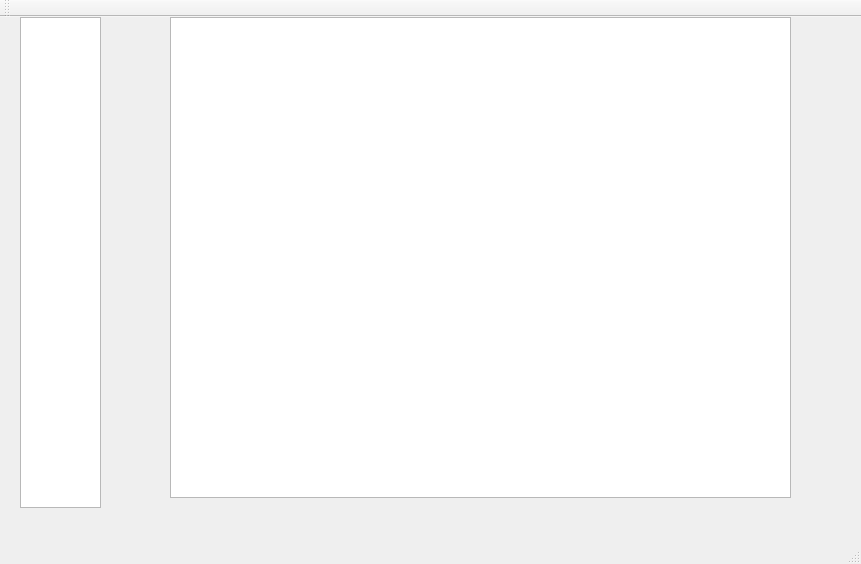
The window that mainwindow.ui (Unaimend/Notizprogramm) describes before a commit, drawn with Qt 5.
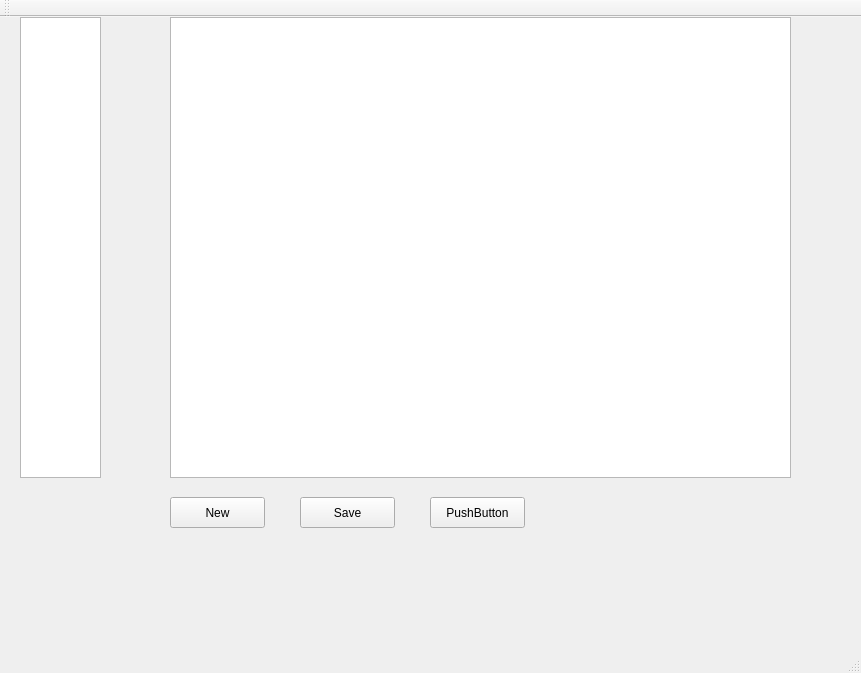
The same window after the commit.

What changed in the file:
```diff
--- a/mainwindow.ui
+++ b/mainwindow.ui
@@ -7,7 +7,7 @@
     <x>0</x>
     <y>0</y>
     <width>861</width>
-    <height>564</height>
+    <height>673</height>
    </rect>
   </property>
   <property name="windowTitle">
@@ -20,7 +20,7 @@
       <x>20</x>
       <y>0</y>
       <width>81</width>
-      <height>491</height>
+      <height>461</height>
      </rect>
     </property>
    </widget>
@@ -30,10 +30,49 @@
       <x>170</x>
       <y>0</y>
       <width>621</width>
-      <height>481</height>
+      <height>461</height>
      </rect>
     </property>
    </widget>
+   <widget class="QPushButton" name="mButtonNew">
+    <property name="geometry">
+     <rect>
+      <x>170</x>
+      <y>480</y>
+      <width>95</width>
+      <height>31</height>
+     </rect>
+    </property>
+    <property name="text">
+     <string>New</string>
+    </property>
+   </widget>
+   <widget class="QPushButton" name="mButtonSave">
+    <property name="geometry">
+     <rect>
+      <x>300</x>
+      <y>480</y>
+      <width>95</width>
+      <height>31</height>
+     </rect>
+    </property>
+    <property name="text">
+     <string>Save</string>
+    </property>
+   </widget>
+   <widget class="QPushButton" name="pushButton_3">
+    <property name="geometry">
+     <rect>
+      <x>430</x>
+      <y>480</y>
+      <width>95</width>
+      <height>31</height>
+     </rect>
+    </property>
+    <property name="text">
+     <string>PushButton</string>
+    </property>
+   </widget>
   </widget>
   <widget class="QMenuBar" name="menuBar">
    <property name="geometry">
```
